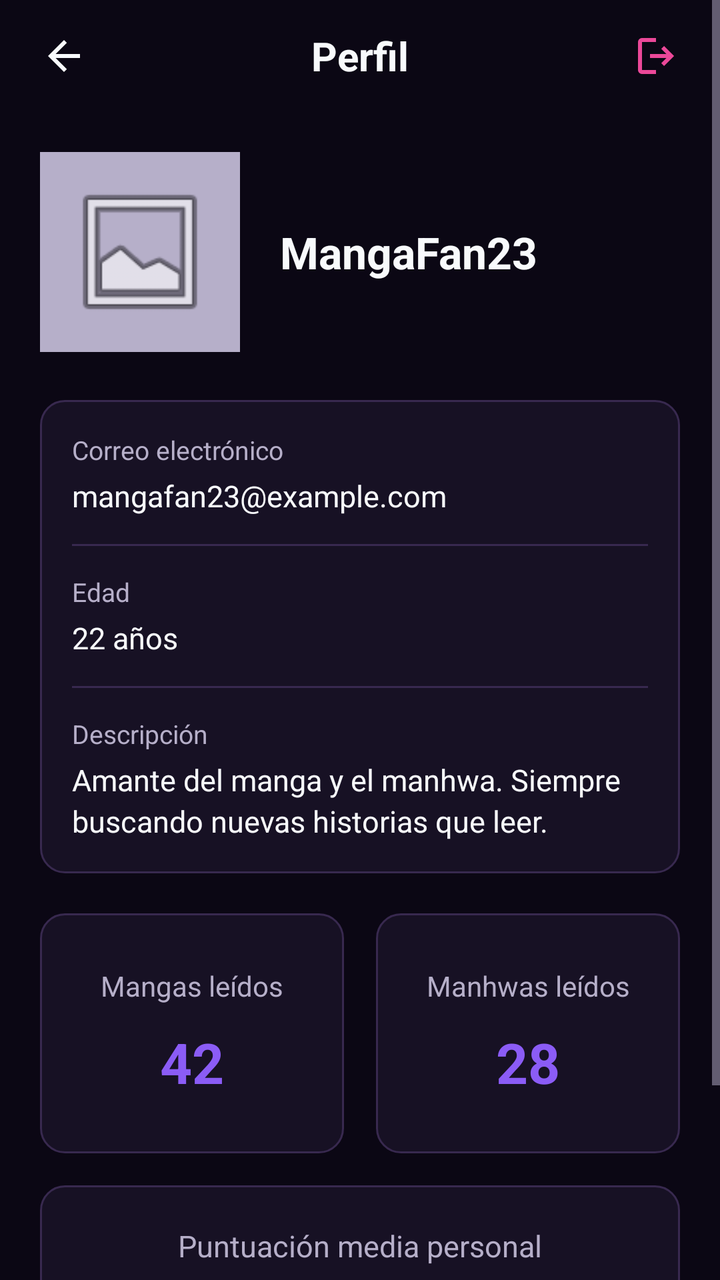
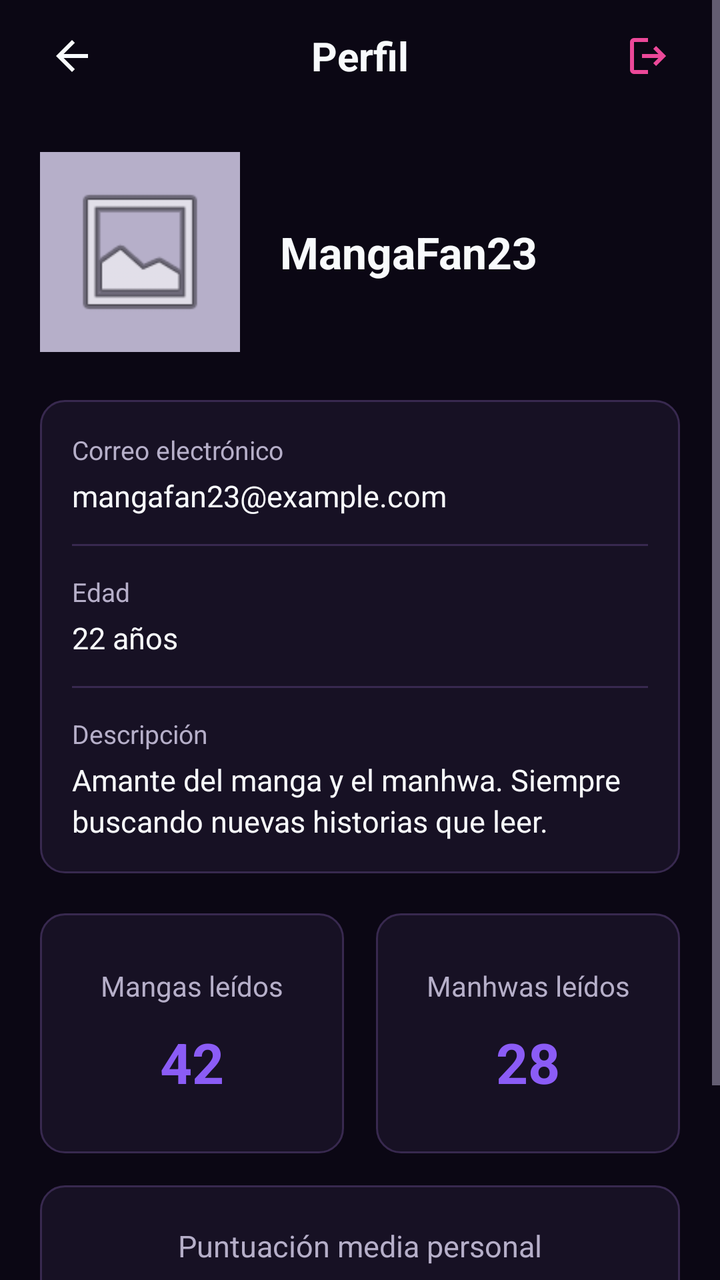

Compare the two renders of this Android layout. The source of the first and the diff that turns it into the second are given below.
<!-- AndroidManifest.xml: application theme Theme.Mankuro -->
<!-- res/layout/profile.xml -->
<?xml version="1.0" encoding="utf-8"?>
<ScrollView xmlns:android="http://schemas.android.com/apk/res/android"
    xmlns:app="http://schemas.android.com/apk/res-auto"
    android:layout_width="match_parent"
    android:layout_height="match_parent"
    android:background="@color/background"
    android:fillViewport="true">

    <LinearLayout
        android:layout_width="match_parent"
        android:layout_height="wrap_content"
        android:orientation="vertical"
        android:paddingBottom="24dp">

        
        <RelativeLayout
            android:layout_width="match_parent"
            android:layout_height="56dp"
            android:paddingStart="12dp"
            android:paddingEnd="12dp">

            <ImageButton
                android:id="@+id/btnProfileBack"
                android:layout_width="40dp"
                android:layout_height="40dp"
                android:layout_alignParentStart="true"
                android:layout_centerVertical="true"
                android:background="?android:attr/selectableItemBackgroundBorderless"
                android:src="@drawable/arrow_back"
                android:contentDescription="@string/profile_back"
                android:padding="8dp"
                android:scaleType="centerInside"
                app:tint="@color/on_background" />

            <TextView
                android:id="@+id/tvProfileTitle"
                android:layout_width="wrap_content"
                android:layout_height="wrap_content"
                android:layout_centerInParent="true"
                android:text="@string/profile_title"
                android:textColor="@color/on_background"
                android:textSize="20sp"
                android:textStyle="bold" />

            <ImageButton
                android:id="@+id/btnProfileLogout"
                android:layout_width="40dp"
                android:layout_height="40dp"
                android:layout_alignParentEnd="true"
                android:layout_centerVertical="true"
                android:background="?android:attr/selectableItemBackgroundBorderless"
                android:src="@drawable/logout"
                android:contentDescription="@string/profile_logout"
                android:padding="8dp"
                android:scaleType="centerInside"
                app:tint="@color/mankuro_accent" />

        </RelativeLayout>

        
        <LinearLayout
            android:layout_width="match_parent"
            android:layout_height="wrap_content"
            android:layout_marginStart="20dp"
            android:layout_marginTop="20dp"
            android:layout_marginEnd="20dp"
            android:gravity="center_vertical"
            android:orientation="horizontal">

            <ImageView
                android:id="@+id/ivProfilePicture"
                android:layout_width="100dp"
                android:layout_height="100dp"
                android:background="@color/on_surface_variant"
                android:contentDescription="@string/profile_picture_desc"
                android:padding="12dp"
                android:scaleType="centerCrop"
                android:src="@android:drawable/ic_menu_gallery" />

            <TextView
                android:id="@+id/tvProfileUsername"
                android:layout_width="0dp"
                android:layout_height="wrap_content"
                android:layout_marginStart="20dp"
                android:layout_weight="1"
                android:text="@string/profile_sample_username"
                android:textColor="@color/on_background"
                android:textSize="22sp"
                android:textStyle="bold" />

        </LinearLayout>

        
        <LinearLayout
            android:layout_width="match_parent"
            android:layout_height="wrap_content"
            android:layout_marginStart="20dp"
            android:layout_marginTop="24dp"
            android:layout_marginEnd="20dp"
            android:background="@drawable/bg_profile_card"
            android:orientation="vertical"
            android:padding="16dp">

            <TextView
                android:layout_width="match_parent"
                android:layout_height="wrap_content"
                android:text="@string/profile_email_label"
                android:textColor="@color/on_surface_variant"
                android:textSize="13sp" />

            <TextView
                android:id="@+id/tvProfileEmail"
                android:layout_width="match_parent"
                android:layout_height="wrap_content"
                android:layout_marginTop="4dp"
                android:text="@string/profile_sample_email"
                android:textColor="@color/on_background"
                android:textSize="15sp" />

            <View
                android:layout_width="match_parent"
                android:layout_height="1dp"
                android:layout_marginTop="14dp"
                android:layout_marginBottom="14dp"
                android:background="@color/mankuro_border" />

            <TextView
                android:layout_width="match_parent"
                android:layout_height="wrap_content"
                android:text="@string/profile_age_label"
                android:textColor="@color/on_surface_variant"
                android:textSize="13sp" />

            <TextView
                android:id="@+id/tvProfileAge"
                android:layout_width="match_parent"
                android:layout_height="wrap_content"
                android:layout_marginTop="4dp"
                android:text="@string/profile_sample_age"
                android:textColor="@color/on_background"
                android:textSize="15sp" />

            <View
                android:layout_width="match_parent"
                android:layout_height="1dp"
                android:layout_marginTop="14dp"
                android:layout_marginBottom="14dp"
                android:background="@color/mankuro_border" />

            <TextView
                android:layout_width="match_parent"
                android:layout_height="wrap_content"
                android:text="@string/profile_description_label"
                android:textColor="@color/on_surface_variant"
                android:textSize="13sp" />

            <TextView
                android:id="@+id/tvProfileDescription"
                android:layout_width="match_parent"
                android:layout_height="wrap_content"
                android:layout_marginTop="4dp"
                android:text="@string/profile_sample_description"
                android:textColor="@color/on_background"
                android:textSize="15sp"
                android:lineSpacingExtra="3dp" />

        </LinearLayout>

        
        <LinearLayout
            android:layout_width="match_parent"
            android:layout_height="wrap_content"
            android:layout_marginStart="20dp"
            android:layout_marginTop="20dp"
            android:layout_marginEnd="20dp"
            android:orientation="horizontal"
            android:baselineAligned="false">

            
            <LinearLayout
                android:layout_width="0dp"
                android:layout_height="120dp"
                android:layout_weight="1"
                android:layout_marginEnd="8dp"
                android:background="@drawable/bg_profile_card"
                android:gravity="center"
                android:orientation="vertical"
                android:padding="12dp">

                <TextView
                    android:layout_width="match_parent"
                    android:layout_height="wrap_content"
                    android:gravity="center"
                    android:text="@string/profile_manga_read"
                    android:textColor="@color/on_surface_variant"
                    android:textSize="14sp" />

                <TextView
                    android:id="@+id/tvProfileMangaCount"
                    android:layout_width="match_parent"
                    android:layout_height="wrap_content"
                    android:layout_marginTop="10dp"
                    android:gravity="center"
                    android:text="@string/profile_sample_manga_count"
                    android:textColor="@color/primary"
                    android:textSize="28sp"
                    android:textStyle="bold" />

            </LinearLayout>

            
            <LinearLayout
                android:layout_width="0dp"
                android:layout_height="120dp"
                android:layout_weight="1"
                android:layout_marginStart="8dp"
                android:background="@drawable/bg_profile_card"
                android:gravity="center"
                android:orientation="vertical"
                android:padding="12dp">

                <TextView
                    android:layout_width="match_parent"
                    android:layout_height="wrap_content"
                    android:gravity="center"
                    android:text="@string/profile_manhwa_read"
                    android:textColor="@color/on_surface_variant"
                    android:textSize="14sp" />

                <TextView
                    android:id="@+id/tvProfileManhwaCount"
                    android:layout_width="match_parent"
                    android:layout_height="wrap_content"
                    android:layout_marginTop="10dp"
                    android:gravity="center"
                    android:text="@string/profile_sample_manhwa_count"
                    android:textColor="@color/primary"
                    android:textSize="28sp"
                    android:textStyle="bold" />

            </LinearLayout>

        </LinearLayout>

        
        <LinearLayout
            android:layout_width="match_parent"
            android:layout_height="wrap_content"
            android:layout_marginStart="20dp"
            android:layout_marginTop="16dp"
            android:layout_marginEnd="20dp"
            android:background="@drawable/bg_profile_card"
            android:gravity="center"
            android:orientation="vertical"
            android:padding="20dp">

            <TextView
                android:layout_width="match_parent"
                android:layout_height="wrap_content"
                android:gravity="center"
                android:text="@string/profile_average_rating"
                android:textColor="@color/on_surface_variant"
                android:textSize="15sp" />

            <TextView
                android:id="@+id/tvProfileAverageRating"
                android:layout_width="match_parent"
                android:layout_height="wrap_content"
                android:layout_marginTop="8dp"
                android:gravity="center"
                android:text="@string/profile_sample_average_rating"
                android:textColor="@color/mankuro_accent"
                android:textSize="36sp"
                android:textStyle="bold" />

            <TextView
                android:layout_width="match_parent"
                android:layout_height="wrap_content"
                android:layout_marginTop="4dp"
                android:gravity="center"
                android:text="@string/profile_rating_scale"
                android:textColor="@color/on_surface_variant"
                android:textSize="13sp" />

        </LinearLayout>

    </LinearLayout>

</ScrollView>
<!-- resources referenced by this layout -->
<resources>
  <color name="background">#0B0714</color>
  <color name="mankuro_accent">#EC4899</color>
  <color name="mankuro_border">#38294F</color>
  <color name="on_background">#F8FAFC</color>
  <color name="on_surface_variant">#B6AFC9</color>
  <color name="primary">#8B5CF6</color>
  <!-- drawable arrow_back (drawable) -->
  <vector xmlns:android="http://schemas.android.com/apk/res/android"
      android:width="24dp"
      android:height="24dp"
      android:viewportWidth="960"
      android:viewportHeight="960">
    <path
        android:pathData="m313,520 l224,224 -57,56 -320,-320 320,-320 57,56 -224,224h487v80L313,520Z"
        android:fillColor="#e3e3e3"/>
  </vector>
  <!-- drawable bg_profile_card (drawable) -->
  <?xml version="1.0" encoding="utf-8"?>
  <shape xmlns:android="http://schemas.android.com/apk/res/android"
      android:shape="rectangle">
  
      <solid android:color="@color/surface" />
  
      <stroke
          android:width="1dp"
          android:color="@color/mankuro_border" />
  
      <corners android:radius="12dp" />
  
  </shape>
  <!-- drawable logout (drawable) -->
  <vector xmlns:android="http://schemas.android.com/apk/res/android"
      android:width="24dp"
      android:height="24dp"
      android:viewportWidth="960"
      android:viewportHeight="960">
    <path
        android:pathData="M200,840q-33,0 -56.5,-23.5T120,760v-560q0,-33 23.5,-56.5T200,120h280v80L200,200v560h280v80L200,840ZM640,680 L585,622 687,520L360,520v-80h327L585,338l55,-58 200,200 -200,200Z"
        android:fillColor="#e3e3e3"/>
  </vector>
  <string name="profile_age_label">Edad</string>
  <string name="profile_average_rating">Puntuación media personal</string>
  <string name="profile_back">Volver atrás</string>
  <string name="profile_description_label">Descripción</string>
  <string name="profile_email_label">Correo electrónico</string>
  <string name="profile_logout">Cerrar sesión</string>
  <string name="profile_manga_read">Mangas leídos</string>
  <string name="profile_manhwa_read">Manhwas leídos</string>
  <string name="profile_picture_desc">Imagen de perfil del usuario</string>
  <string name="profile_rating_scale">Sobre 10 puntos</string>
  <string name="profile_sample_age">22 años</string>
  <string name="profile_sample_average_rating">8,6</string>
  <string name="profile_sample_description">Amante del manga y el manhwa. Siempre buscando nuevas historias que leer.</string>
  <string name="profile_sample_email">mangafan23@example.com</string>
  <string name="profile_sample_manga_count">42</string>
  <string name="profile_sample_manhwa_count">28</string>
  <string name="profile_sample_username">MangaFan23</string>
  <string name="profile_title">Perfil</string>
  <color name="surface">#171124</color>
  <color name="primary_variant">#6D28D9</color>
  <color name="on_primary">#FFFFFF</color>
  <color name="secondary">#A78BFA</color>
  <color name="secondary_variant">#C4B5FD</color>
  <color name="on_secondary">#1F1235</color>
  <color name="on_surface">#F8FAFC</color>
  <color name="error">#D73024</color>
  <color name="on_error">#FFFFFF</color>
  <!-- unchanged entries left out for length: 1 -->
</resources>

<!-- the commit's change to res/layout/profile.xml (unified diff, before → after) -->
@@ -21,8 +21,8 @@
 
             <ImageButton
                 android:id="@+id/btnProfileBack"
-                android:layout_width="40dp"
-                android:layout_height="40dp"
+                android:layout_width="48dp"
+                android:layout_height="48dp"
                 android:layout_alignParentStart="true"
                 android:layout_centerVertical="true"
                 android:background="?android:attr/selectableItemBackgroundBorderless"
@@ -44,8 +44,8 @@
 
             <ImageButton
                 android:id="@+id/btnProfileLogout"
-                android:layout_width="40dp"
-                android:layout_height="40dp"
+                android:layout_width="48dp"
+                android:layout_height="48dp"
                 android:layout_alignParentEnd="true"
                 android:layout_centerVertical="true"
                 android:background="?android:attr/selectableItemBackgroundBorderless"
